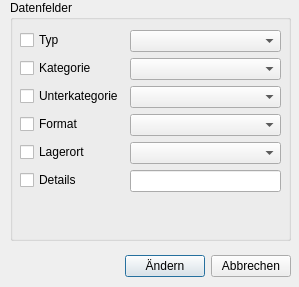
Old version of the form src/batchchangedialog.ui in the repository oddscured/Partorium.
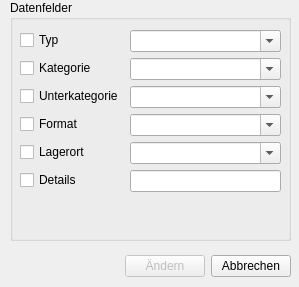
New version of the form.

```diff
--- a/src/batchchangedialog.ui
+++ b/src/batchchangedialog.ui
@@ -25,7 +25,7 @@
    <property name="title">
     <string>Datenfelder</string>
    </property>
-   <widget class="QWidget" name="">
+   <widget class="QWidget" name="layoutWidget">
     <property name="geometry">
      <rect>
       <x>10</x>
@@ -46,7 +46,11 @@
       </widget>
      </item>
      <item row="0" column="1">
-      <widget class="QComboBox" name="cbb_Type"/>
+      <widget class="QComboBox" name="cbb_Type">
+       <property name="editable">
+        <bool>true</bool>
+       </property>
+      </widget>
      </item>
      <item row="1" column="0">
       <widget class="QCheckBox" name="chb_Category">
@@ -56,7 +60,11 @@
       </widget>
      </item>
      <item row="1" column="1">
-      <widget class="QComboBox" name="cbb_Category"/>
+      <widget class="QComboBox" name="cbb_Category">
+       <property name="editable">
+        <bool>true</bool>
+       </property>
+      </widget>
      </item>
      <item row="2" column="0">
       <widget class="QCheckBox" name="chb_SubCategory">
@@ -66,7 +74,11 @@
       </widget>
      </item>
      <item row="2" column="1">
-      <widget class="QComboBox" name="cbb_SubCategory"/>
+      <widget class="QComboBox" name="cbb_SubCategory">
+       <property name="editable">
+        <bool>true</bool>
+       </property>
+      </widget>
      </item>
      <item row="3" column="0">
       <widget class="QCheckBox" name="chb_Format">
@@ -76,7 +88,11 @@
       </widget>
      </item>
      <item row="3" column="1">
-      <widget class="QComboBox" name="cbb_Format"/>
+      <widget class="QComboBox" name="cbb_Format">
+       <property name="editable">
+        <bool>true</bool>
+       </property>
+      </widget>
      </item>
      <item row="4" column="0">
       <widget class="QCheckBox" name="chb_Storage">
@@ -86,7 +102,11 @@
       </widget>
      </item>
      <item row="4" column="1">
-      <widget class="QComboBox" name="cbb_Storage"/>
+      <widget class="QComboBox" name="cbb_Storage">
+       <property name="editable">
+        <bool>true</bool>
+       </property>
+      </widget>
      </item>
      <item row="5" column="0">
       <widget class="QCheckBox" name="chb_StorageDetails">
@@ -101,7 +121,7 @@
     </layout>
    </widget>
   </widget>
-  <widget class="QWidget" name="">
+  <widget class="QWidget" name="layoutWidget">
    <property name="geometry">
     <rect>
      <x>10</x>
@@ -126,9 +146,15 @@
     </item>
     <item>
      <widget class="QPushButton" name="btn_BatchUpdate">
+      <property name="enabled">
+       <bool>false</bool>
+      </property>
       <property name="text">
        <string>Ändern</string>
       </property>
+      <property name="checkable">
+       <bool>false</bool>
+      </property>
      </widget>
     </item>
     <item>
```
Left out of the diff: 2 changed lines with no effect on the pictures.
